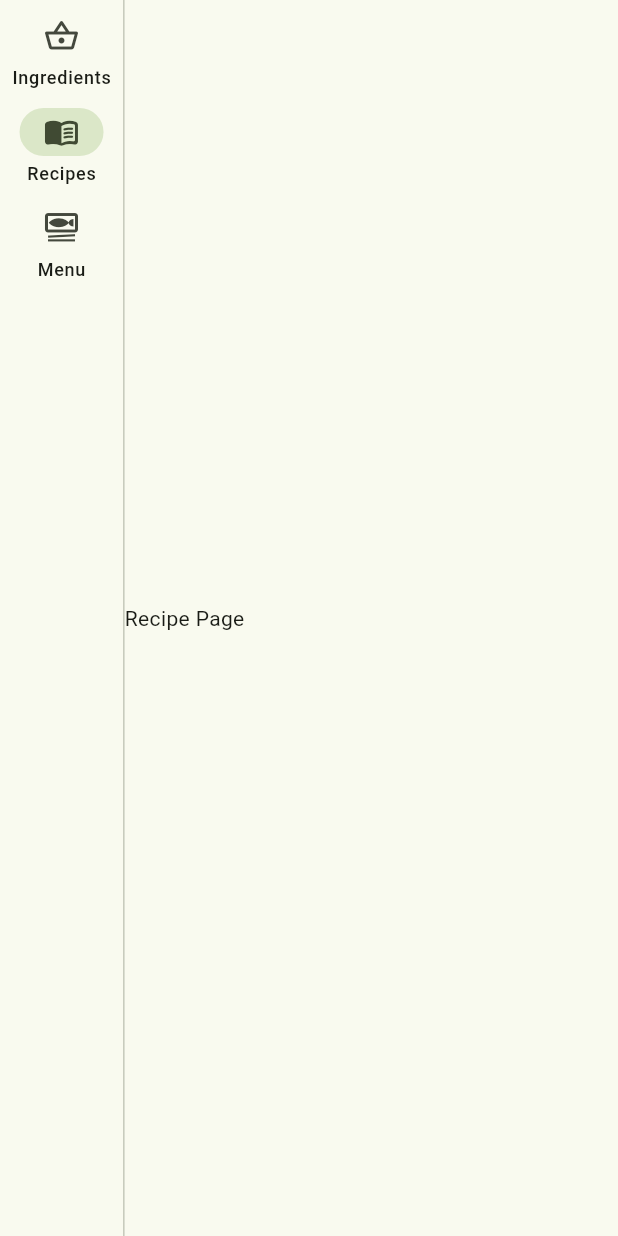
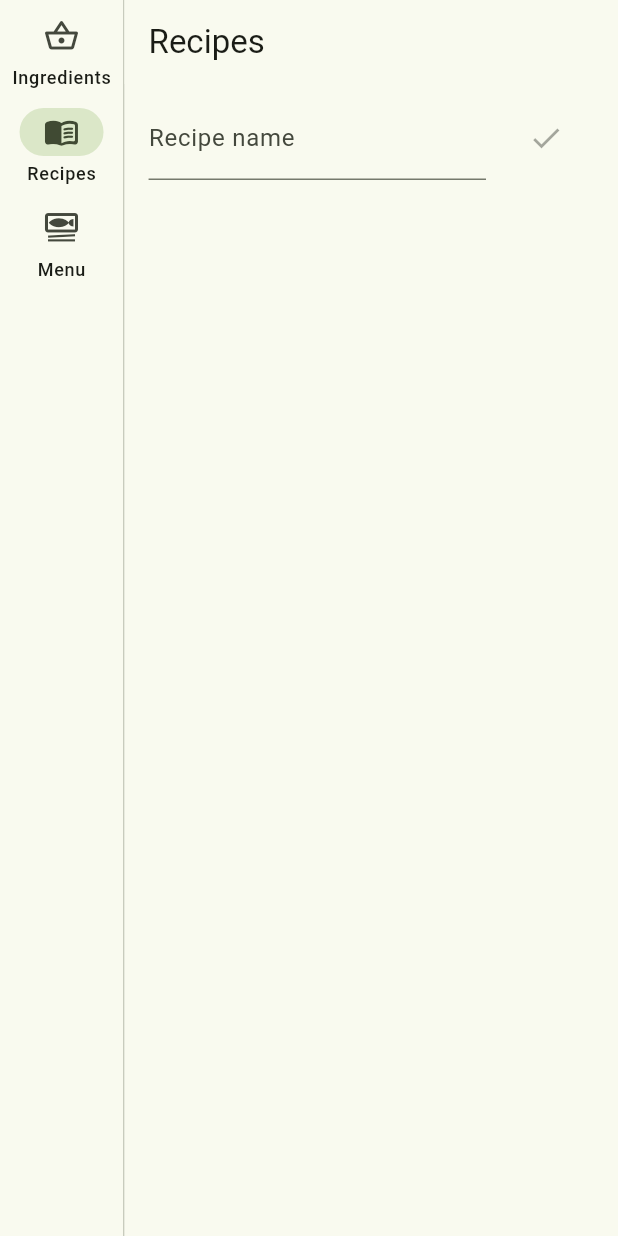
Before and after one commit to guplem/Menu-Management, a Flutter app: the screen it shows after launch, after a tap on "Recipes", on a phone screen of 412 x 824 dp. Run offline on Flutter 3.47's test engine with Material 3 defaults, Android fonts, the phone set to English and light mode, and no system bars.

Commit message:
Base for recipes

```diff
--- a/menu_management/lib/hub.dart
+++ b/menu_management/lib/hub.dart
@@ -1,7 +1,8 @@
 import 'package:flutter/material.dart';
 import 'package:menu_management/ingredients/ingredients_page.dart';
 import 'package:menu_management/menu/menu_page.dart';
-import 'package:menu_management/recipes/recipe_page.dart';
+
+import 'recipes/recipes_page.dart';
 
 class Hub extends StatefulWidget {
   const Hub({super.key});
--- a/menu_management/lib/main.dart
+++ b/menu_management/lib/main.dart
@@ -1,6 +1,7 @@
 import 'package:flutter/material.dart';
 import 'package:menu_management/hub.dart';
 import 'package:menu_management/ingredients/ingredients_provider.dart';
+import 'package:menu_management/recipes/recipes_provider.dart';
 import 'package:provider/provider.dart';
 
 void main() {
@@ -22,6 +23,7 @@ class MyApp extends StatelessWidget {
       home: MultiProvider(
         providers: [
           ChangeNotifierProvider(create: (context) => IngredientsProvider()),
+          ChangeNotifierProvider(create: (context) => RecipesProvider()),
         ],
         child: const Hub(),
       ),
--- a/menu_management/lib/menu/menu_provider.dart
+++ b/menu_management/lib/menu/menu_provider.dart
@@ -1,4 +1,4 @@
-import 'package:flutter/cupertino.dart';
+import 'package:flutter/material.dart';
 import 'package:menu_management/menu.dart';
 
 class MenuProvider extends ChangeNotifier {
--- a/menu_management/lib/recipes/recipe.dart
+++ b/menu_management/lib/recipes/recipe.dart
@@ -1,12 +1,13 @@
 import 'package:menu_management/recipes/step.dart';
 
 class Recipe {
+  String name;
   List<Step> steps;
 
-  bool carbsRich = false;
-  bool proteinRich = false;
-  bool fatRich = false;
+  bool carbs = false;
+  bool proteins = false;
+  bool vegetables = false;
 
 
-  Recipe({required this.steps});
+  Recipe({required this.name, required this.steps});
 }
--- /dev/null
+++ b/menu_management/lib/recipes/recipe_addition.dart
@@ -0,0 +1,56 @@
+import 'package:flutter/material.dart';
+import 'package:menu_management/flutter_essentials/library.dart';
+import 'package:menu_management/recipes/recipe.dart';
+import 'package:menu_management/recipes/recipes_provider.dart';
+
+class RecipeAddition extends StatefulWidget {
+  const RecipeAddition({super.key});
+
+  @override
+  State<RecipeAddition> createState() => _RecipeAdditionState();
+}
+
+class _RecipeAdditionState extends State<RecipeAddition> {
+  final TextEditingController _controller = TextEditingController();
+
+  onDispose() {
+    _controller.dispose();
+    super.dispose();
+  }
+
+  @override
+  Widget build(BuildContext context) {
+    return ListTile(
+      title: TextField(
+        // focusNode: FocusNode()..requestFocus(),
+        controller: _controller,
+        decoration: const InputDecoration(
+          labelText: 'Recipe name',
+        ),
+        onChanged: (value) => setState(() {}),
+        onEditingComplete: addRecipe,
+        onSubmitted: (value) => addRecipe(),
+      ),
+      trailing: IconButton(
+        icon: const Icon(Icons.check),
+        onPressed: _controller.text.trimAndSetNullIfEmpty == null
+            ? null
+            : () {
+                addRecipe();
+              },
+      ),
+    );
+  }
+
+  void addRecipe() {
+    if (_controller.text.trimAndSetNullIfEmpty == null) {
+      return;
+    }
+    RecipesProvider.instance.addRecipe(
+      Recipe(name: _controller.text, steps: []),
+    );
+    setState(() {
+      _controller.clear();
+    });
+  }
+}
--- a/menu_management/lib/recipes/recipes_page.dart
+++ b/menu_management/lib/recipes/recipes_page.dart
@@ -0,0 +1,71 @@
+import 'package:flutter/material.dart';
+import 'package:menu_management/flutter_essentials/library.dart';
+import 'package:menu_management/recipes/recipe.dart';
+import 'package:menu_management/recipes/recipe_addition.dart';
+import 'package:menu_management/recipes/recipe_page.dart';
+import 'package:menu_management/recipes/recipes_provider.dart';
+
+class RecipesPage extends StatefulWidget {
+  const RecipesPage({super.key});
+
+  @override
+  State<RecipesPage> createState() => _RecipesPageState();
+}
+
+class _RecipesPageState extends State<RecipesPage> {
+  Recipe? selectedRecipe;
+
+  @override
+  Widget build(BuildContext context) {
+    return Scaffold(
+        appBar: AppBar(
+          title: Text(selectedRecipe == null ? 'Recipes' : selectedRecipe!.name),
+        ),
+        body: Builder(
+          builder: (context) {
+            if (selectedRecipe != null) {
+              return RecipePage(recipe: selectedRecipe!);
+            }
+
+            RecipesProvider recipesProvider = getProvider<RecipesProvider>(context, listen: true);
+            return ListView.builder(
+              itemCount: recipesProvider.recipes.length + 1,
+              itemBuilder: (context, index) {
+                if (index == 0) {
+                  return const RecipeAddition();
+                }
+
+                index--;
+
+                return ListTile(
+                  title: Text(recipesProvider.recipes[index].name),
+                  onTap: () {
+                    setState(() {
+                      selectedRecipe = recipesProvider.recipes[index];
+                    });
+                  },
+                  trailing: IconButton(
+                    icon: const Icon(Icons.delete),
+                    onPressed: () {
+                      Recipe toRemove = recipesProvider.recipes[index];
+                      recipesProvider.removeRecipe(toRemove);
+                      ScaffoldMessenger.of(context).showSnackBar(
+                        SnackBar(
+                          content: Text('Recipe "${toRemove.name}" removed'),
+                          action: SnackBarAction(
+                            label: 'Undo',
+                            onPressed: () {
+                              RecipesProvider.instance.addRecipe(toRemove);
+                            },
+                          ),
+                        ),
+                      );
+                    },
+                  ),
+                );
+              },
+            );
+          },
+        ));
+  }
+}
--- a/menu_management/lib/recipes/recipes_provider.dart
+++ b/menu_management/lib/recipes/recipes_provider.dart
@@ -1,7 +1,13 @@
 import 'package:flutter/foundation.dart';
 import 'package:menu_management/recipes/recipe.dart';
 
-class RecipeProvider extends ChangeNotifier {
+class RecipesProvider extends ChangeNotifier {
+  static late RecipesProvider instance;
+
+  RecipesProvider() {
+    instance = this;
+  }
+
   final List<Recipe> _recipes = [];
   List<Recipe> get recipes => _recipes;
 
@@ -14,5 +20,4 @@ class RecipeProvider extends ChangeNotifier {
     _recipes.remove(recipe);
     notifyListeners();
   }
-
 }
```
Also changed, not shown: menu_management/lib/menu/menu_page.dart (+16 -2 lines), menu_management/lib/recipes/recipe_page.dart (+84 -4 lines).
